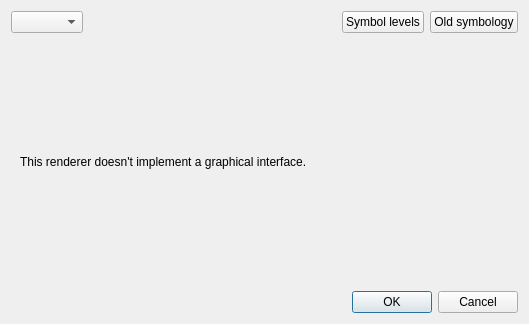
Above: src/ui/qgsrendererv2propsdialogbase.ui from qgis/QGIS before the change. Below: the same form after it.
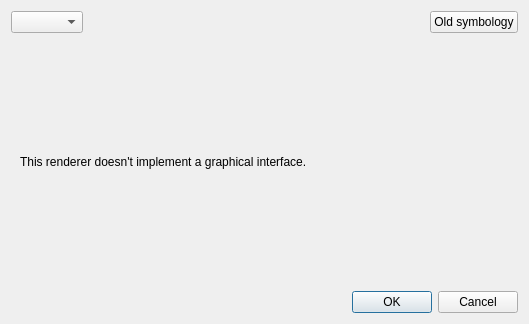
That is the form after the change.

Commit message: Moved symbol levels button under renderer's advanced menu

Patch:
```diff
--- a/src/ui/qgsrendererv2propsdialogbase.ui
+++ b/src/ui/qgsrendererv2propsdialogbase.ui
@@ -32,13 +32,6 @@
        </property>
       </spacer>
      </item>
-     <item>
-      <widget class="QPushButton" name="btnSymbolLevels">
-       <property name="text">
-        <string>Symbol levels</string>
-       </property>
-      </widget>
-     </item>
      <item>
       <widget class="QPushButton" name="btnOldSymbology">
        <property name="text">
```
Left out of the diff: 1 changed line with no effect on the pictures. The commit also changes 11 other files.
